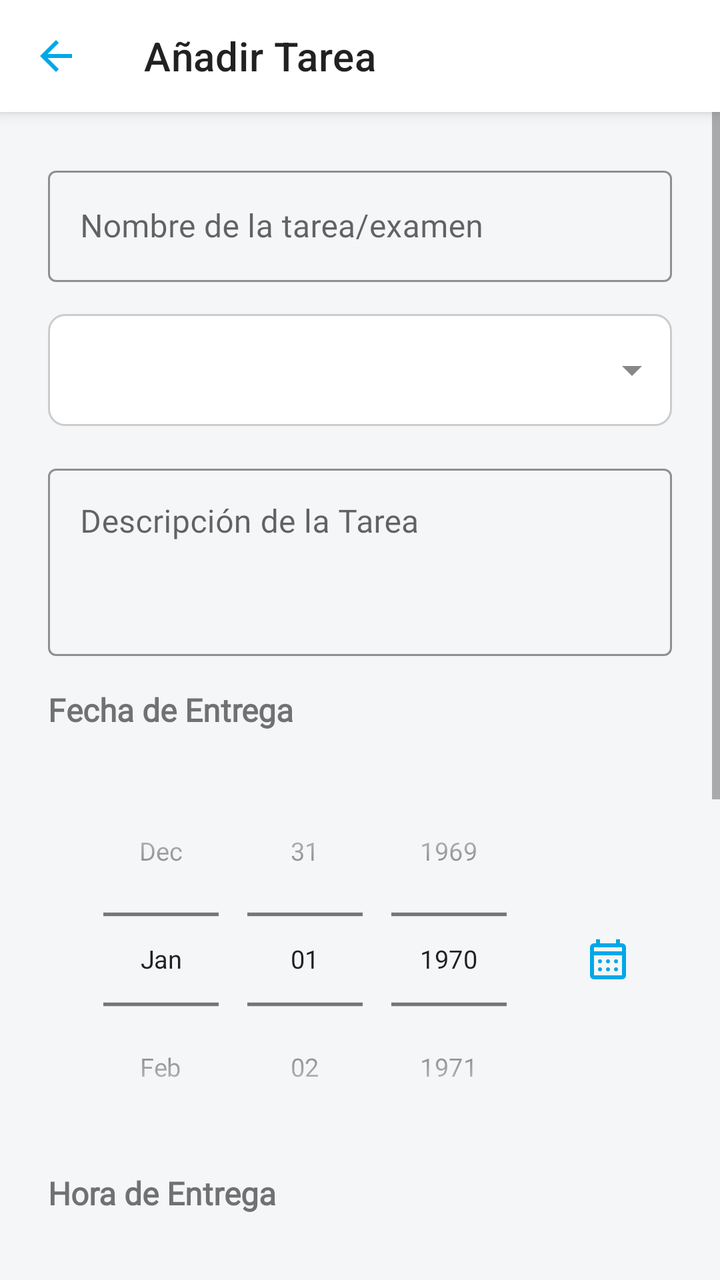
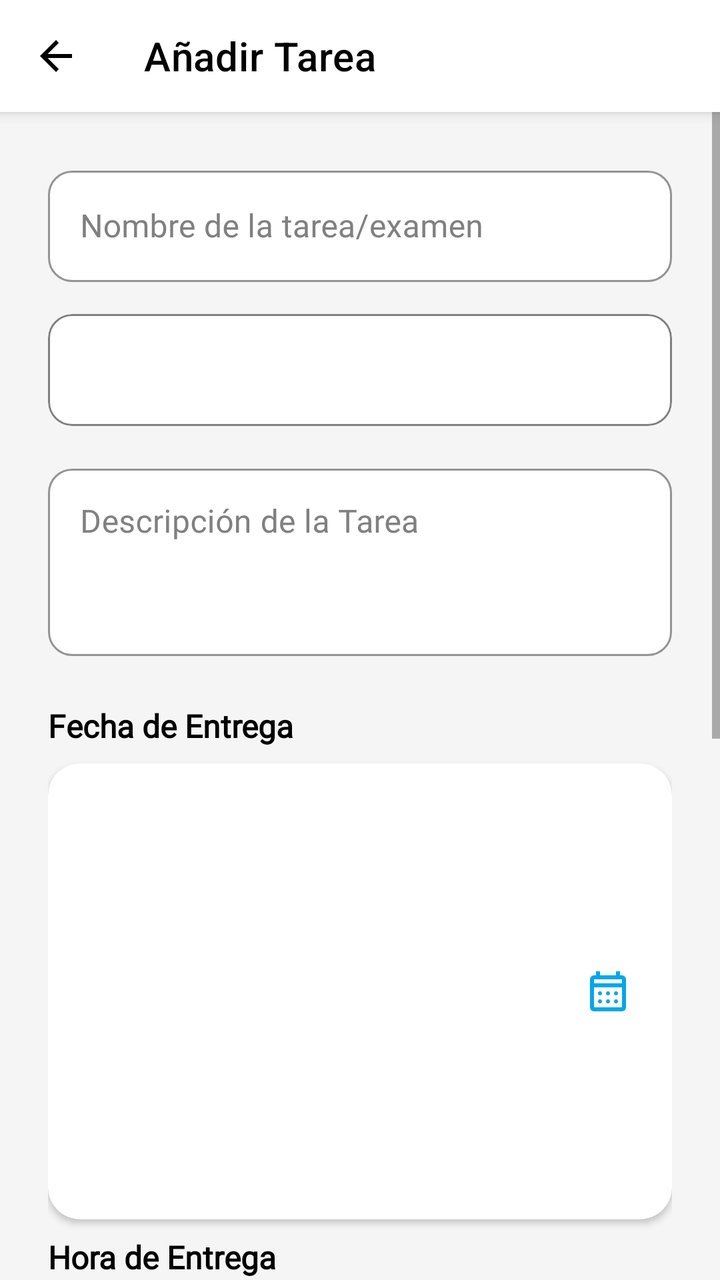

Compare the two renders of this Android layout. The source of the first and the diff that turns it into the second are given below.
<!-- AndroidManifest.xml: activity theme Theme.MaterialComponents.Light.NoActionBar -->
<!-- res/layout/activity_add_task.xml -->
<?xml version="1.0" encoding="utf-8"?>
<androidx.constraintlayout.widget.ConstraintLayout xmlns:android="http://schemas.android.com/apk/res/android"
    xmlns:app="http://schemas.android.com/apk/res-auto"
    xmlns:tools="http://schemas.android.com/tools"
    android:layout_width="match_parent"
    android:layout_height="match_parent"
    android:background="#F4F6F8"
    android:fitsSystemWindows="true"
    tools:context=".activities.AddItemActivity">

    <com.google.android.material.appbar.MaterialToolbar
        android:id="@+id/topAppBar"
        android:layout_width="match_parent"
        android:layout_height="?attr/actionBarSize"
        android:background="@android:color/white"
        android:elevation="4dp"
        app:layout_constraintTop_toTopOf="parent"
        app:navigationIcon="@drawable/ic_back_arrow"
        app:navigationIconTint="#00A8E8"
        app:title="@string/add_task_titulo" />

    <ScrollView
        android:layout_width="match_parent"
        android:layout_height="0dp"
        app:layout_constraintTop_toBottomOf="@id/topAppBar"
        app:layout_constraintBottom_toBottomOf="parent">

        <LinearLayout
            android:layout_width="match_parent"
            android:layout_height="wrap_content"
            android:orientation="vertical"
            android:padding="24dp">

            <com.google.android.material.textfield.TextInputLayout
                android:id="@+id/tilNombre"
                style="@style/Widget.MaterialComponents.TextInputLayout.OutlinedBox"
                android:layout_width="match_parent"
                android:layout_height="wrap_content"
                android:layout_marginBottom="16dp"
                app:boxStrokeColor="#00A8E8"
                app:hintTextColor="#00A8E8">

                <com.google.android.material.textfield.TextInputEditText
                    android:id="@+id/etNombre"
                    android:layout_width="match_parent"
                    android:layout_height="wrap_content"
                    android:hint="@string/add_item_hint_nombre"
                    android:fontFamily="@font/poppins"
                    android:minLines="1" />
            </com.google.android.material.textfield.TextInputLayout>

            <Spinner
                android:id="@+id/spinnerAsignaturas"
                android:layout_width="match_parent"
                android:layout_height="56dp"
                android:layout_marginBottom="16dp"
                android:background="@drawable/bg_spinner"
                android:paddingStart="12dp"
                android:paddingEnd="12dp" />

            <com.google.android.material.textfield.TextInputLayout
                style="@style/Widget.MaterialComponents.TextInputLayout.OutlinedBox"
                android:layout_width="match_parent"
                android:layout_height="wrap_content"
                android:layout_marginBottom="16dp"
                app:boxStrokeColor="#00A8E8"
                app:hintTextColor="#00A8E8">

                <com.google.android.material.textfield.TextInputEditText
                    android:id="@+id/etDescripcion"
                    android:layout_width="match_parent"
                    android:layout_height="wrap_content"
                    android:gravity="top"
                    android:hint="@string/add_task_hint_desc"
                    android:fontFamily="@font/poppins"
                    android:minLines="3" />
            </com.google.android.material.textfield.TextInputLayout>

            <TextView
                android:layout_width="wrap_content"
                android:layout_height="wrap_content"
                android:layout_marginBottom="8dp"
                android:text="@string/add_task_label_fecha"
                android:fontFamily="@font/poppins"
                android:textSize="16sp"
                android:textStyle="bold" />

            <LinearLayout
                android:layout_width="match_parent"
                android:layout_height="wrap_content"
                android:gravity="center_horizontal|center_vertical"
                android:orientation="horizontal">

                <DatePicker
                    android:id="@+id/datePicker"
                    android:layout_width="wrap_content"
                    android:layout_height="wrap_content"
                    android:calendarViewShown="false"
                    android:datePickerMode="spinner"
                    android:scaleX="0.9"
                    android:scaleY="0.9" />

                <ImageButton
                    android:id="@+id/btnToggleCalendar"
                    android:layout_width="48dp"
                    android:layout_height="48dp"
                    android:background="?attr/selectableItemBackgroundBorderless"
                    android:src="@drawable/ic_calendar"
                    app:tint="#00A8E8"/>
            </LinearLayout>

            <com.google.android.material.card.MaterialCardView
                android:id="@+id/cvCalendarContainer"
                android:layout_width="match_parent"
                android:layout_height="wrap_content"
                android:layout_marginTop="8dp"
                android:layout_marginBottom="16dp"
                android:visibility="gone"
                app:cardCornerRadius="12dp"
                app:cardElevation="2dp">

                <CalendarView
                    android:id="@+id/calendarView"
                    android:layout_width="match_parent"
                    android:layout_height="wrap_content" />

            </com.google.android.material.card.MaterialCardView>

            <TextView
                android:id="@+id/tvHora"
                android:layout_width="wrap_content"
                android:layout_height="wrap_content"
                android:layout_marginBottom="8dp"
                android:text="@string/add_task_label_hora"
                android:fontFamily="@font/poppins"
                android:textSize="16sp"
                android:textStyle="bold" />

            <TimePicker
                android:id="@+id/timePicker"
                android:layout_width="wrap_content"
                android:layout_height="wrap_content"
                android:layout_gravity="center_horizontal"
                android:layout_marginBottom="24dp"
                android:scaleX="0.9"
                android:scaleY="0.9"
                android:timePickerMode="spinner" />

            <TextView
                android:layout_width="wrap_content"
                android:layout_height="wrap_content"
                android:layout_marginBottom="8dp"
                android:text="@string/add_task_label_recordatorios"
                android:fontFamily="@font/poppins"
                android:textSize="16sp"
                android:textStyle="bold" />

            <Spinner
                android:id="@+id/spinnerNotificacion1"
                android:layout_width="match_parent"
                android:layout_height="wrap_content"
                android:layout_marginBottom="16dp" />

            <Spinner
                android:id="@+id/spinnerNotificacion2"
                android:layout_width="match_parent"
                android:layout_height="wrap_content"
                android:layout_marginBottom="24dp" />

            <com.google.android.material.button.MaterialButton
                android:id="@+id/btnGuardar"
                android:layout_width="match_parent"
                android:layout_height="wrap_content"
                android:padding="12dp"
                android:text="@string/add_task_btn_guardar"
                android:fontFamily="@font/poppins"
                android:textColor="#FFFFFF"
                app:backgroundTint="#00A8E8"
                app:cornerRadius="20dp" />

        </LinearLayout>
    </ScrollView>

</androidx.constraintlayout.widget.ConstraintLayout>
<!-- resources referenced by this layout -->
<resources>
  <!-- drawable bg_spinner (drawable) -->
  <?xml version="1.0" encoding="utf-8"?>
  <layer-list xmlns:android="http://schemas.android.com/apk/res/android">
      <item>
          <shape android:shape="rectangle">
              <solid android:color="@android:color/white"/>
              <corners android:radius="8dp"/>
              <stroke android:width="1dp" android:color="#CCCCCC"/>
          </shape>
      </item>
      <item android:gravity="center_vertical|end" android:right="8dp"
          android:drawable="@drawable/ic_arrow_drop_down" />
  </layer-list>
  <!-- drawable ic_back_arrow (drawable) -->
  <vector xmlns:android="http://schemas.android.com/apk/res/android" android:autoMirrored="true" android:height="24dp" android:tint="#000000" android:viewportHeight="24" android:viewportWidth="24" android:width="24dp">
        
      <path android:fillColor="@android:color/white" android:pathData="M20,11H7.83l5.59,-5.59L12,4l-8,8 8,8 1.41,-1.41L7.83,13H20v-2z"/>
      
  </vector>
  <!-- drawable ic_calendar (drawable) -->
  <vector xmlns:android="http://schemas.android.com/apk/res/android" android:height="24dp" android:tint="#000000" android:viewportHeight="960" android:viewportWidth="960" android:width="24dp">
        
      <path android:fillColor="@android:color/white" android:pathData="M200,880Q167,880 143.5,856.5Q120,833 120,800L120,240Q120,207 143.5,183.5Q167,160 200,160L240,160L240,80L320,80L320,160L640,160L640,80L720,80L720,160L760,160Q793,160 816.5,183.5Q840,207 840,240L840,800Q840,833 816.5,856.5Q793,880 760,880L200,880ZM200,800L760,800Q760,800 760,800Q760,800 760,800L760,400L200,400L200,800Q200,800 200,800Q200,800 200,800ZM200,320L760,320L760,240Q760,240 760,240Q760,240 760,240L200,240Q200,240 200,240Q200,240 200,240L200,320ZM200,320L200,240Q200,240 200,240Q200,240 200,240L200,240Q200,240 200,240Q200,240 200,240L200,320ZM480,560Q463,560 451.5,548.5Q440,537 440,520Q440,503 451.5,491.5Q463,480 480,480Q497,480 508.5,491.5Q520,503 520,520Q520,537 508.5,548.5Q497,560 480,560ZM320,560Q303,560 291.5,548.5Q280,537 280,520Q280,503 291.5,491.5Q303,480 320,480Q337,480 348.5,491.5Q360,503 360,520Q360,537 348.5,548.5Q337,560 320,560ZM640,560Q623,560 611.5,548.5Q600,537 600,520Q600,503 611.5,491.5Q623,480 640,480Q657,480 668.5,491.5Q680,503 680,520Q680,537 668.5,548.5Q657,560 640,560ZM480,720Q463,720 451.5,708.5Q440,697 440,680Q440,663 451.5,651.5Q463,640 480,640Q497,640 508.5,651.5Q520,663 520,680Q520,697 508.5,708.5Q497,720 480,720ZM320,720Q303,720 291.5,708.5Q280,697 280,680Q280,663 291.5,651.5Q303,640 320,640Q337,640 348.5,651.5Q360,663 360,680Q360,697 348.5,708.5Q337,720 320,720ZM640,720Q623,720 611.5,708.5Q600,697 600,680Q600,663 611.5,651.5Q623,640 640,640Q657,640 668.5,651.5Q680,663 680,680Q680,697 668.5,708.5Q657,720 640,720Z"/>
      
  </vector>
  <string name="add_item_hint_nombre">Nombre de la tarea/examen</string>
  <string name="add_task_btn_guardar">Guardar Tarea</string>
  <string name="add_task_hint_desc">Descripción de la Tarea</string>
  <string name="add_task_label_fecha">Fecha de Entrega</string>
  <string name="add_task_label_hora">Hora de Entrega</string>
  <string name="add_task_label_recordatorios">Recordatorios</string>
  <string name="add_task_titulo">Añadir Tarea</string>
  <!-- drawable ic_arrow_drop_down (drawable) -->
  <vector xmlns:android="http://schemas.android.com/apk/res/android"
      android:width="24dp"
      android:height="24dp"
      android:viewportWidth="24.0"
      android:viewportHeight="24.0">
      <path
          android:fillColor="#888888"
          android:pathData="M7,10l5,5 5,-5z" />
  </vector>
</resources>

<!-- the commit's change to res/layout/activity_add_task.xml (unified diff, before → after) -->
@@ -4,20 +4,21 @@
     xmlns:tools="http://schemas.android.com/tools"
     android:layout_width="match_parent"
     android:layout_height="match_parent"
-    android:background="#F4F6F8"
+    android:background="@color/bg_pantalla_asignatura"
     android:fitsSystemWindows="true"
-    tools:context=".activities.AddItemActivity">
+    tools:context=".activities.AddTaskActivity">
 
     <com.google.android.material.appbar.MaterialToolbar
         android:id="@+id/topAppBar"
         android:layout_width="match_parent"
         android:layout_height="?attr/actionBarSize"
-        android:background="@android:color/white"
+        android:background="@color/tarjeta_fondo"
         android:elevation="4dp"
         app:layout_constraintTop_toTopOf="parent"
         app:navigationIcon="@drawable/ic_back_arrow"
-        app:navigationIconTint="#00A8E8"
-        app:title="@string/add_task_titulo" />
+        app:navigationIconTint="@color/texto_principal"
+        app:title="@string/add_task_titulo"
+        app:titleTextColor="@color/texto_principal"/>
 
     <ScrollView
         android:layout_width="match_parent"
@@ -37,8 +38,14 @@
                 android:layout_width="match_parent"
                 android:layout_height="wrap_content"
                 android:layout_marginBottom="16dp"
+                android:textColorHint="@color/texto_hint"
+                app:hintTextColor="#00A8E8"
                 app:boxStrokeColor="#00A8E8"
-                app:hintTextColor="#00A8E8">
+                app:boxBackgroundColor="@color/tarjeta_fondo"
+                app:boxCornerRadiusTopStart="12dp"
+                app:boxCornerRadiusTopEnd="12dp"
+                app:boxCornerRadiusBottomStart="12dp"
+                app:boxCornerRadiusBottomEnd="12dp">
 
                 <com.google.android.material.textfield.TextInputEditText
                     android:id="@+id/etNombre"
@@ -46,25 +53,42 @@
                     android:layout_height="wrap_content"
                     android:hint="@string/add_item_hint_nombre"
                     android:fontFamily="@font/poppins"
+                    android:textColor="@color/texto_principal"
                     android:minLines="1" />
             </com.google.android.material.textfield.TextInputLayout>
 
-            <Spinner
-                android:id="@+id/spinnerAsignaturas"
+            <com.google.android.material.card.MaterialCardView
                 android:layout_width="match_parent"
                 android:layout_height="56dp"
                 android:layout_marginBottom="16dp"
-                android:background="@drawable/bg_spinner"
-                android:paddingStart="12dp"
-                android:paddingEnd="12dp" />
+                app:cardCornerRadius="12dp"
+                app:cardElevation="0dp"
+                app:strokeWidth="1dp"
+                app:strokeColor="#808080"
+                app:cardBackgroundColor="@color/tarjeta_fondo">
+
+                <Spinner
+                    android:id="@+id/spinnerAsignaturas"
+                    android:layout_width="match_parent"
+                    android:layout_height="match_parent"
+                    android:background="@null"
+                    android:paddingStart="12dp"
+                    android:paddingEnd="12dp" />
+            </com.google.android.material.card.MaterialCardView>
 
             <com.google.android.material.textfield.TextInputLayout
                 style="@style/Widget.MaterialComponents.TextInputLayout.OutlinedBox"
                 android:layout_width="match_parent"
                 android:layout_height="wrap_content"
-                android:layout_marginBottom="16dp"
+                android:layout_marginBottom="24dp"
+                android:textColorHint="@color/texto_hint"
+                app:hintTextColor="#00A8E8"
                 app:boxStrokeColor="#00A8E8"
-                app:hintTextColor="#00A8E8">
+                app:boxBackgroundColor="@color/tarjeta_fondo"
+                app:boxCornerRadiusTopStart="12dp"
+                app:boxCornerRadiusTopEnd="12dp"
+                app:boxCornerRadiusBottomStart="12dp"
+                app:boxCornerRadiusBottomEnd="12dp">
 
                 <com.google.android.material.textfield.TextInputEditText
                     android:id="@+id/etDescripcion"
@@ -73,6 +97,7 @@
                     android:gravity="top"
                     android:hint="@string/add_task_hint_desc"
                     android:fontFamily="@font/poppins"
+                    android:textColor="@color/texto_principal"
                     android:minLines="3" />
             </com.google.android.material.textfield.TextInputLayout>
 
@@ -82,49 +107,64 @@
                 android:layout_marginBottom="8dp"
                 android:text="@string/add_task_label_fecha"
                 android:fontFamily="@font/poppins"
+                android:textColor="@color/texto_principal"
                 android:textSize="16sp"
                 android:textStyle="bold" />
 
-            <LinearLayout
-                android:layout_width="match_parent"
-                android:layout_height="wrap_content"
-                android:gravity="center_horizontal|center_vertical"
-                android:orientation="horizontal">
-
-                <DatePicker
-                    android:id="@+id/datePicker"
-                    android:layout_width="wrap_content"
-                    android:layout_height="wrap_content"
-                    android:calendarViewShown="false"
-                    android:datePickerMode="spinner"
-                    android:scaleX="0.9"
-                    android:scaleY="0.9" />
-
-                <ImageButton
-                    android:id="@+id/btnToggleCalendar"
-                    android:layout_width="48dp"
-                    android:layout_height="48dp"
-                    android:background="?attr/selectableItemBackgroundBorderless"
-                    android:src="@drawable/ic_calendar"
-                    app:tint="#00A8E8"/>
-            </LinearLayout>
+            <com.google.android.material.card.MaterialCardView
+                android:layout_width="match_parent"
+                android:layout_height="wrap_content"
+                android:layout_marginBottom="8dp"
+                app:cardCornerRadius="16dp"
+                app:cardElevation="2dp"
+                app:strokeWidth="0dp"
+                app:cardBackgroundColor="@color/tarjeta_fondo">
+
+                <LinearLayout
+                    android:layout_width="match_parent"
+                    android:layout_height="wrap_content"
+                    android:gravity="center"
+                    android:orientation="horizontal"
+                    android:padding="8dp">
+
+                    <DatePicker
+                        android:id="@+id/datePicker"
+                        android:layout_width="wrap_content"
+                        android:layout_height="wrap_content"
+                        android:calendarViewShown="false"
+                        android:datePickerMode="spinner"
+                        android:scaleX="0.9"
+                        android:scaleY="0.9"
+                        android:theme="@style/ThemeOverlay.MaterialComponents.Dark"/>
+
+                    <ImageButton
+                        android:id="@+id/btnToggleCalendar"
+                        android:layout_width="48dp"
+                        android:layout_height="48dp"
+                        android:background="?attr/selectableItemBackgroundBorderless"
+                        android:src="@drawable/ic_calendar"
+                        app:tint="#00A8E8"/>
+                </LinearLayout>
+            </com.google.android.material.card.MaterialCardView>
 
             <com.google.android.material.card.MaterialCardView
                 android:id="@+id/cvCalendarContainer"
                 android:layout_width="match_parent"
                 android:layout_height="wrap_content"
-                android:layout_marginTop="8dp"
                 android:layout_marginBottom="16dp"
                 android:visibility="gone"
                 app:cardCornerRadius="12dp"
-                app:cardElevation="2dp">
+                app:cardElevation="2dp"
+                app:strokeWidth="0dp"
+                app:cardBackgroundColor="@color/tarjeta_fondo">
 
                 <CalendarView
                     android:id="@+id/calendarView"
                     android:layout_width="match_parent"
-                    android:layout_height="wrap_content" />
-
-            </com.google.android.material.card.MaterialCardView>
+                    android:layout_height="wrap_content"
+                    android:theme="@style/ThemeOverlay.MaterialComponents.Dark"/>
+            </com.google.android.material.card.MaterialCardView>
+
 
             <TextView
                 android:id="@+id/tvHora"
@@ -133,18 +173,30 @@
                 android:layout_marginBottom="8dp"
                 android:text="@string/add_task_label_hora"
                 android:fontFamily="@font/poppins"
+                android:textColor="@color/texto_principal"
                 android:textSize="16sp"
                 android:textStyle="bold" />
 
-            <TimePicker
-                android:id="@+id/timePicker"
-                android:layout_width="wrap_content"
-                android:layout_height="wrap_content"
-                android:layout_gravity="center_horizontal"
+            <com.google.android.material.card.MaterialCardView
+                android:layout_width="match_parent"
+                android:layout_height="wrap_content"
                 android:layout_marginBottom="24dp"
-                android:scaleX="0.9"
-                android:scaleY="0.9"
-                android:timePickerMode="spinner" />
+                app:cardCornerRadius="16dp"
+                app:cardElevation="2dp"
+                app:strokeWidth="0dp"
+                app:cardBackgroundColor="@color/tarjeta_fondo">
+
+                <TimePicker
+                    android:id="@+id/timePicker"
+                    android:layout_width="wrap_content"
+                    android:layout_height="wrap_content"
+                    android:layout_gravity="center_horizontal"
+                    android:scaleX="0.9"
+                    android:scaleY="0.9"
+                    android:timePickerMode="spinner"
+                    android:theme="@style/ThemeOverlay.MaterialComponents.Dark"/>
+            </com.google.android.material.card.MaterialCardView>
+
 
             <TextView
                 android:layout_width="wrap_content"
@@ -152,20 +204,43 @@
                 android:layout_marginBottom="8dp"
                 android:text="@string/add_task_label_recordatorios"
                 android:fontFamily="@font/poppins"
+                android:textColor="@color/texto_principal"
                 android:textSize="16sp"
                 android:textStyle="bold" />
 
-            <Spinner
-                android:id="@+id/spinnerNotificacion1"
-                android:layout_width="match_parent"
-                android:layout_height="wrap_content"
-                android:layout_marginBottom="16dp" />
-
-            <Spinner
-                android:id="@+id/spinnerNotificacion2"
-                android:layout_width="match_parent"
-                android:layout_height="wrap_content"
-                android:layout_marginBottom="24dp" />
+            <com.google.android.material.card.MaterialCardView
+                android:layout_width="match_parent"
+                android:layout_height="wrap_content"
+                android:layout_marginBottom="16dp"
+                app:cardCornerRadius="12dp"
+                app:cardElevation="0dp"
+                app:strokeWidth="1dp"
+                app:strokeColor="#808080"
+                app:cardBackgroundColor="@color/tarjeta_fondo">
+
+                <Spinner
+                    android:id="@+id/spinnerNotificacion1"
+                    android:layout_width="match_parent"
+                    android:layout_height="56dp"
+                    android:background="@null"/>
+            </com.google.android.material.card.MaterialCardView>
+
+            <com.google.android.material.card.MaterialCardView
+                android:layout_width="match_parent"
+                android:layout_height="wrap_content"
+                android:layout_marginBottom="24dp"
+                app:cardCornerRadius="12dp"
+                app:cardElevation="0dp"
+                app:strokeWidth="1dp"
+                app:strokeColor="#808080"
+                app:cardBackgroundColor="@color/tarjeta_fondo">
+
+                <Spinner
+                    android:id="@+id/spinnerNotificacion2"
+                    android:layout_width="match_parent"
+                    android:layout_height="56dp"
+                    android:background="@null"/>
+            </com.google.android.material.card.MaterialCardView>
 
             <com.google.android.material.button.MaterialButton
                 android:id="@+id/btnGuardar"
<!-- resource entries referenced after the edit -->
@@ -1,18 +1,9 @@
 <!-- resources referenced by this layout -->
 <resources>
-  <!-- drawable bg_spinner (drawable) -->
-  <?xml version="1.0" encoding="utf-8"?>
-  <layer-list xmlns:android="http://schemas.android.com/apk/res/android">
-      <item>
-          <shape android:shape="rectangle">
-              <solid android:color="@android:color/white"/>
-              <corners android:radius="8dp"/>
-              <stroke android:width="1dp" android:color="#CCCCCC"/>
-          </shape>
-      </item>
-      <item android:gravity="center_vertical|end" android:right="8dp"
-          android:drawable="@drawable/ic_arrow_drop_down" />
-  </layer-list>
+  <color name="bg_pantalla_asignatura">#F5F5F5</color>
+  <color name="tarjeta_fondo">@color/white</color>
+  <color name="texto_hint">#808080</color>
+  <color name="texto_principal">@color/black</color>
   <!-- drawable ic_back_arrow (drawable) -->
   <vector xmlns:android="http://schemas.android.com/apk/res/android" android:autoMirrored="true" android:height="24dp" android:tint="#000000" android:viewportHeight="24" android:viewportWidth="24" android:width="24dp">
         
@@ -32,15 +23,7 @@
   <string name="add_task_label_hora">Hora de Entrega</string>
   <string name="add_task_label_recordatorios">Recordatorios</string>
   <string name="add_task_titulo">Añadir Tarea</string>
-  <!-- drawable ic_arrow_drop_down (drawable) -->
-  <vector xmlns:android="http://schemas.android.com/apk/res/android"
-      android:width="24dp"
-      android:height="24dp"
-      android:viewportWidth="24.0"
-      android:viewportHeight="24.0">
-      <path
-          android:fillColor="#888888"
-          android:pathData="M7,10l5,5 5,-5z" />
-  </vector>
+  <color name="white">#FFFFFFFF</color>
+  <color name="black">#FF000000</color>
 </resources>
 
